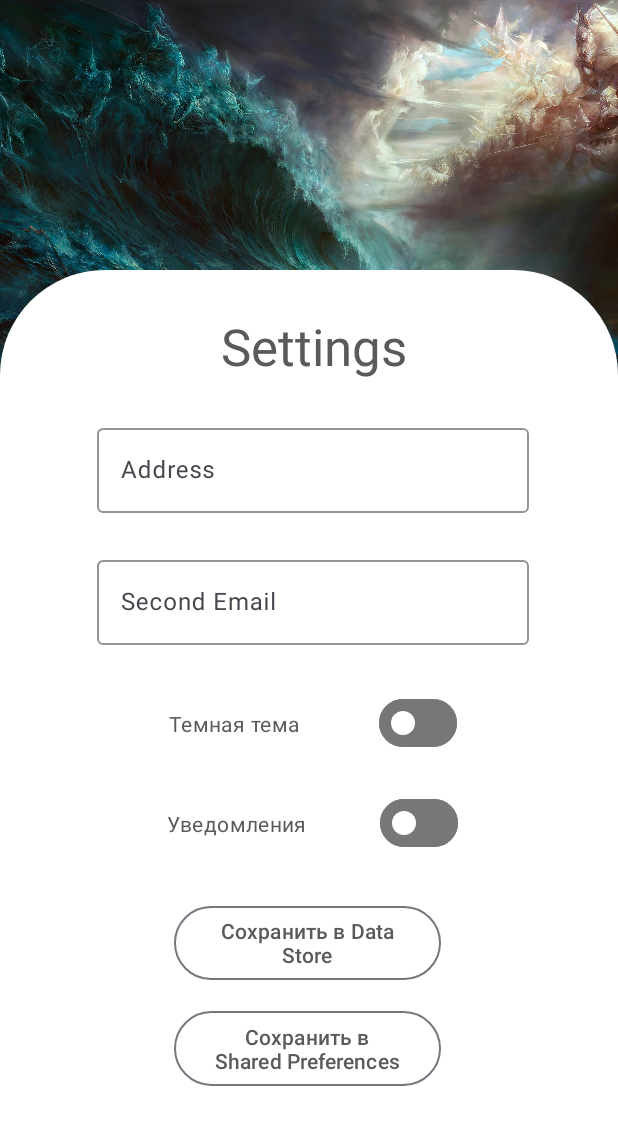
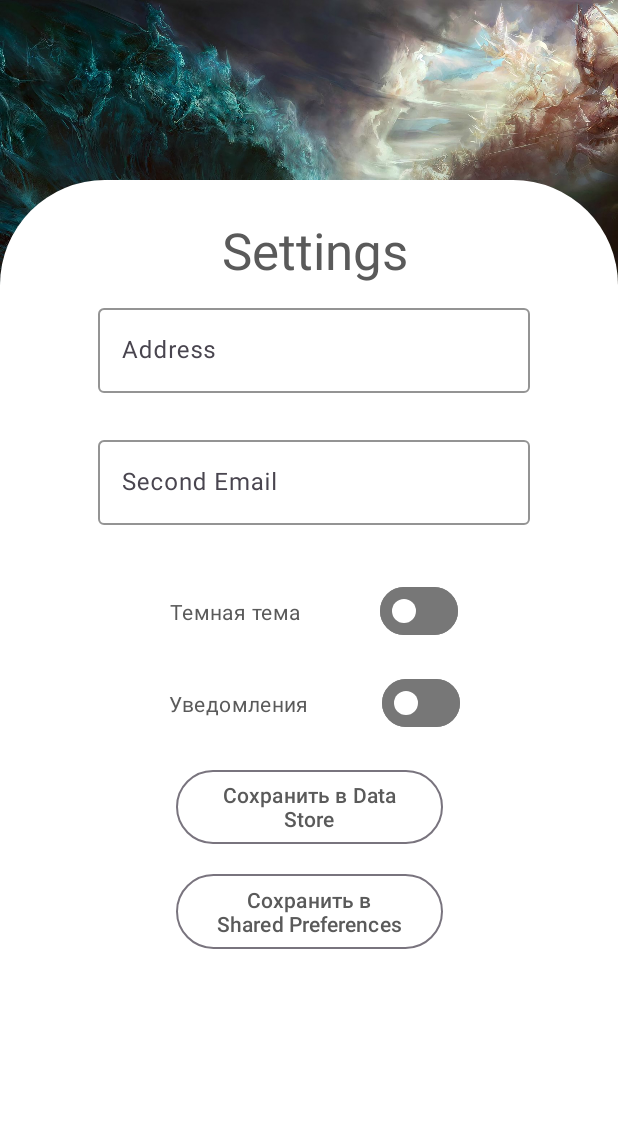
Before and after one commit to AleksandrKonst/ChatApp, an Android app: the HomeFragment screen opened through its navigation route, after a tap on an icon or button, on a phone screen of 412 x 824 dp. Shown: the top 1125 px of the screen. Run offline under Robolectric (Android 15) with nearby library versions, the phone set to English and light mode, and no system bars; Roboto replaces fonts that are not available here; 1 other tap on this screen came first.

Commit message:
fix load File

```diff
--- a/app/src/main/java/com/example/chatapp/HomeFragment.kt
+++ b/app/src/main/java/com/example/chatapp/HomeFragment.kt
@@ -1,7 +1,7 @@
 package com.example.chatapp
 
+import android.os.Build
 import android.os.Bundle
-import android.os.Environment
 import android.util.Log
 import android.view.LayoutInflater
 import android.view.View
@@ -9,19 +9,21 @@ import android.view.ViewGroup
 import androidx.fragment.app.Fragment
 import androidx.lifecycle.lifecycleScope
 import androidx.navigation.fragment.findNavController
+import com.example.chatapp.Data.Character
 import com.example.chatapp.Presentation.ApiResponseAdapter
 import com.example.chatapp.Service.Network.KtorRepository
+import com.example.chatapp.Service.StorageService
 import com.example.chatapp.databinding.FragmentHomeBinding
 import kotlinx.coroutines.launch
-import java.io.File
 
 class HomeFragment : Fragment(R.layout.fragment_home) {
     private val TAG : String = "HomeFragment"
+    private val fileName : String = "characterList_11.txt"
     private var _binding: FragmentHomeBinding? = null
     private val binding get() = _binding!!
-
     private var _ktorApi: KtorRepository? = null
     private val ktorApi get() = _ktorApi!!
+    private lateinit var users : List<Character>
 
     override fun onCreateView(
         inflater: LayoutInflater,
@@ -38,11 +40,25 @@ class HomeFragment : Fragment(R.layout.fragment_home) {
         super.onDestroyView()
         _binding = null
     }
+
     override fun onViewCreated(view: View, savedInstanceState: Bundle?) {
         arguments?.let {
             binding.textView.setText(requireArguments().getString("name"))
         }
-        Log.d(TAG, "onViewCreated")
+        if (StorageService.isFileInDownloads(fileName) ||
+            StorageService.isFileInInternalStorage(requireContext(), "characterList_11.txt")){
+            binding.load.visibility = View.INVISIBLE
+        }
+
+        binding.loadButton.setOnClickListener {
+            if (Build.VERSION.SDK_INT >= Build.VERSION_CODES.Q) {
+                StorageService.saveToDownloads(requireContext(), fileName, users.joinToString("; "))
+            }
+            else {
+                StorageService.saveToDownloads(fileName, users.joinToString("; "))
+            }
+            binding.load.visibility = View.INVISIBLE
+        }
 
         binding.settingsButton.setOnClickListener {
             val action = HomeFragmentDirections.actionHomeFragmentToSettingsFragment()
@@ -50,18 +66,10 @@ class HomeFragment : Fragment(R.layout.fragment_home) {
         }
 
         lifecycleScope.launch {
-            val users = ktorApi.getCharacters()
+            users = ktorApi.getCharacters()
             binding.characterList.adapter = ApiResponseAdapter(users)
         }
-    }
-
-    private fun isExternalStorageWritable(): Boolean {
-        return Environment.getExternalStorageState() == Environment.MEDIA_MOUNTED
-    }
-
-    private fun isExternalStorageReadable(): Boolean {
-        return Environment.getExternalStorageState() in
-                setOf(Environment.MEDIA_MOUNTED, Environment.MEDIA_MOUNTED_READ_ONLY)
+        Log.d(TAG, "onViewCreated")
     }
 
     override fun onCreate(savedInstanceState: Bundle?) {
--- a/app/src/main/java/com/example/chatapp/SettingsFragment.kt
+++ b/app/src/main/java/com/example/chatapp/SettingsFragment.kt
@@ -2,6 +2,7 @@ package com.example.chatapp
 
 import android.content.Context
 import android.content.SharedPreferences
+import android.os.Build
 import android.os.Bundle
 import android.util.Log
 import androidx.fragment.app.Fragment
@@ -11,13 +12,14 @@ import android.view.ViewGroup
 import androidx.datastore.preferences.core.edit
 import androidx.datastore.preferences.core.stringPreferencesKey
 import androidx.lifecycle.lifecycleScope
-import androidx.navigation.fragment.findNavController
+import com.example.chatapp.Service.StorageService
 import com.example.chatapp.databinding.FragmentSettingsBinding
 import kotlinx.coroutines.flow.first
 import kotlinx.coroutines.launch
-import kotlinx.coroutines.runBlocking
 
 class SettingsFragment : Fragment() {
+    private val TAG : String = "SettingsFragment"
+    private val fileName : String = "characterList_11.txt"
     private var _binding: FragmentSettingsBinding? = null
     private val binding get() = _binding!!
     private lateinit var sharedPref: SharedPreferences
@@ -30,6 +32,35 @@ class SettingsFragment : Fragment() {
     }
 
     override fun onViewCreated(view: View, savedInstanceState: Bundle?) {
+        if (StorageService.isFileInDownloads(fileName)){
+            binding.deleteFile.visibility = View.VISIBLE
+        } else if (StorageService.isFileInInternalStorage(requireContext(), fileName)){
+            binding.restoreFile.visibility = View.VISIBLE
+        }
+
+        binding.deleteFile.setOnClickListener {
+            if (Build.VERSION.SDK_INT >= Build.VERSION_CODES.Q) {
+                StorageService.moveFileToInternalStorage(requireContext(), fileName)
+                StorageService.deleteFileFromDownloads(requireContext(), fileName)
+
+                binding.deleteFile.visibility = View.INVISIBLE
+                binding.restoreFile.visibility = View.VISIBLE
+            }
+            else {
+                StorageService.moveFileToInternalStorage(requireContext(), fileName)
+                StorageService.deleteFileFromDownloads(fileName)
+
+                binding.deleteFile.visibility = View.INVISIBLE
+                binding.restoreFile.visibility = View.VISIBLE
+            }
+        }
+        binding.restoreFile.setOnClickListener {
+            StorageService.moveFileToDownloads(requireContext(), fileName)
+            if (StorageService.isFileInDownloads(fileName)){
+                binding.restoreFile.visibility = View.INVISIBLE
+                binding.deleteFile.visibility = View.VISIBLE
+            }
+        }
         binding.saveInDataStore.setOnClickListener {
             lifecycleScope.launch {
                 save("secondEmail", binding.emailText.text.toString())
@@ -90,4 +121,24 @@ class SettingsFragment : Fragment() {
     private fun readSharedPreferences(key: String): String? {
         return sharedPref.getString(key, null)
     }
+
+    override fun onStop() {
+        super.onStop()
+        Log.d(TAG, "onStop")
+    }
+
+    override fun onStart() {
+        super.onStart()
+        Log.d(TAG, "onStart")
+    }
+
+    override fun onPause() {
+        super.onPause()
+        Log.d(TAG, "onPause")
+    }
+
+    override fun onResume() {
+        super.onResume()
+        Log.d(TAG, "onResume")
+    }
 }
--- a/app/src/main/res/layout/fragment_settings.xml
+++ b/app/src/main/res/layout/fragment_settings.xml
@@ -21,45 +21,18 @@
         android:id="@+id/whitePanel"
         android:layout_width="match_parent"
         android:layout_height="match_parent"
-        android:layout_marginTop="180dp"
+        android:layout_marginTop="120dp"
         app:layout_constraintEnd_toEndOf="parent"
         app:layout_constraintHorizontal_bias="0.0"
         app:layout_constraintStart_toStartOf="parent"
         app:layout_constraintTop_toTopOf="parent"
         app:srcCompat="@drawable/rectangle_rounded_some" />
 
-    <Button
-        android:id="@+id/saveInDataStore"
-        style="@style/Widget.Material3.Button.OutlinedButton"
-        android:layout_width="178dp"
-        android:layout_height="57dp"
-        android:layout_marginTop="88dp"
-        android:text="Сохранить в Data Store"
-        android:textColor="#5A5A5A"
-        app:layout_constraintEnd_toEndOf="parent"
-        app:layout_constraintHorizontal_bias="0.497"
-        app:layout_constraintStart_toStartOf="parent"
-        app:layout_constraintTop_toBottomOf="@+id/darkSwitch" />
-
-    <Button
-        android:id="@+id/saveInSharedPreferences"
-        style="@style/Widget.Material3.Button.OutlinedButton"
-        android:layout_width="178dp"
-        android:layout_height="58dp"
-        android:text="Сохранить в Shared Preferences"
-        android:textColor="#5A5A5A"
-        app:layout_constraintBottom_toBottomOf="parent"
-        app:layout_constraintEnd_toEndOf="parent"
-        app:layout_constraintHorizontal_bias="0.497"
-        app:layout_constraintStart_toStartOf="parent"
-        app:layout_constraintTop_toBottomOf="@+id/saveInDataStore"
-        app:layout_constraintVertical_bias="0.119" />
-
     <TextView
         android:id="@+id/name"
         android:layout_width="170dp"
         android:layout_height="58dp"
-        android:layout_marginTop="208dp"
+        android:layout_marginTop="144dp"
         android:fontFamily="@font/alata"
         android:text="Settings"
         android:textAlignment="center"
@@ -67,22 +40,35 @@
         android:textColor="#5A5A5A"
         android:textSize="34sp"
         app:layout_constraintEnd_toEndOf="parent"
-        app:layout_constraintHorizontal_bias="0.514"
+        app:layout_constraintHorizontal_bias="0.518"
         app:layout_constraintStart_toStartOf="parent"
         app:layout_constraintTop_toTopOf="parent" />
+
+    <Button
+        android:id="@+id/saveInDataStore"
+        style="@style/Widget.Material3.Button.OutlinedButton"
+        android:layout_width="178dp"
+        android:layout_height="57dp"
+        android:layout_marginTop="72dp"
+        android:text="Сохранить в Data Store"
+        android:textColor="#5A5A5A"
+        app:layout_constraintEnd_toEndOf="parent"
+        app:layout_constraintHorizontal_bias="0.502"
+        app:layout_constraintStart_toStartOf="parent"
+        app:layout_constraintTop_toBottomOf="@+id/darkSwitch" />
 
     <com.google.android.material.textfield.TextInputLayout
         android:id="@+id/addressField"
         android:layout_width="288dp"
         android:layout_height="69dp"
-        android:layout_marginTop="280dp"
+        android:layout_marginTop="200dp"
         android:hint="Address"
         app:boxStrokeColor="@color/black"
         app:counterEnabled="true"
         app:counterMaxLength="30"
         app:endIconMode="clear_text"
         app:layout_constraintEnd_toEndOf="parent"
-        app:layout_constraintHorizontal_bias="0.52"
+        app:layout_constraintHorizontal_bias="0.528"
         app:layout_constraintStart_toStartOf="parent"
         app:layout_constraintTop_toTopOf="parent">
 
@@ -109,10 +95,10 @@
         android:textColor="#5A5A5A"
         app:layout_constraintBottom_toTopOf="@+id/pushSwitch"
         app:layout_constraintEnd_toEndOf="parent"
-        app:layout_constraintHorizontal_bias="0.511"
+        app:layout_constraintHorizontal_bias="0.515"
         app:layout_constraintStart_toStartOf="parent"
         app:layout_constraintTop_toBottomOf="@+id/emailField"
-        app:layout_constraintVertical_bias="0.571"
+        app:layout_constraintVertical_bias="0.75"
         app:thumbTint="@color/white"
         app:trackDecorationTint="@color/grey"
         app:trackTint="@color/grey" />
@@ -121,30 +107,75 @@
         android:id="@+id/pushSwitch"
         android:layout_width="194dp"
         android:layout_height="50dp"
-        android:layout_marginTop="524dp"
+        android:layout_marginTop="444dp"
         android:checked="true"
         android:text="Уведомления"
         android:textColor="#5A5A5A"
         app:layout_constraintEnd_toEndOf="parent"
-        app:layout_constraintHorizontal_bias="0.511"
+        app:layout_constraintHorizontal_bias="0.516"
         app:layout_constraintStart_toStartOf="parent"
         app:layout_constraintTop_toTopOf="parent"
         app:thumbTint="@color/white"
         app:trackDecorationTint="@color/grey"
         app:trackTint="@color/grey" />
 
+    <Button
+        android:id="@+id/saveInSharedPreferences"
+        style="@style/Widget.Material3.Button.OutlinedButton"
+        android:layout_width="178dp"
+        android:layout_height="58dp"
+        android:layout_marginTop="12dp"
+        android:text="Сохранить в Shared Preferences"
+        android:textColor="#5A5A5A"
+        app:layout_constraintEnd_toEndOf="parent"
+        app:layout_constraintHorizontal_bias="0.502"
+        app:layout_constraintStart_toStartOf="parent"
+        app:layout_constraintTop_toBottomOf="@+id/saveInDataStore" />
+
+    <Button
+        android:id="@+id/deleteFile"
+        style="@style/Widget.Material3.Button.OutlinedButton"
+        android:layout_width="178dp"
+        android:layout_height="57dp"
+        android:layout_marginTop="12dp"
+        android:text="Удалить файл"
+        android:textColor="#5A5A5A"
+        android:visibility="invisible"
+        app:layout_constraintBottom_toBottomOf="@+id/whitePanel"
+        app:layout_constraintEnd_toEndOf="parent"
+        app:layout_constraintHorizontal_bias="0.502"
+        app:layout_constraintStart_toStartOf="parent"
+        app:layout_constraintTop_toBottomOf="@+id/saveInSharedPreferences"
+        app:layout_constraintVertical_bias="0.021" />
+
+    <Button
+        android:id="@+id/restoreFile"
+        style="@style/Widget.Material3.Button.OutlinedButton"
+        android:layout_width="178dp"
+        android:layout_height="57dp"
+        android:layout_marginTop="12dp"
+        android:text="Востановить файл"
+        android:textColor="#5A5A5A"
+        android:visibility="invisible"
+        app:layout_constraintBottom_toBottomOf="@+id/whitePanel"
+        app:layout_constraintEnd_toEndOf="parent"
+        app:layout_constraintHorizontal_bias="0.502"
+        app:layout_constraintStart_toStartOf="parent"
+        app:layout_constraintTop_toBottomOf="@+id/saveInSharedPreferences"
+        app:layout_constraintVertical_bias="0.021" />
+
     <com.google.android.material.textfield.TextInputLayout
         android:id="@+id/emailField"
         android:layout_width="288dp"
         android:layout_height="69dp"
-        android:layout_marginTop="368dp"
+        android:layout_marginTop="288dp"
         android:hint="Second Email"
         app:boxStrokeColor="@color/black"
         app:counterEnabled="true"
         app:counterMaxLength="30"
         app:endIconMode="clear_text"
         app:layout_constraintEnd_toEndOf="parent"
-        app:layout_constraintHorizontal_bias="0.52"
+        app:layout_constraintHorizontal_bias="0.528"
         app:layout_constraintStart_toStartOf="parent"
         app:layout_constraintTop_toTopOf="parent">
 
```
Also changed, not shown: app/src/main/java/com/example/chatapp/Presentation/ApiResponseAdapter.kt (+6 -6 lines), app/src/main/java/com/example/chatapp/Service/StorageService.kt (added, +172 -0 lines), app/src/main/res/layout/fragment_home.xml (+22 -21 lines).
